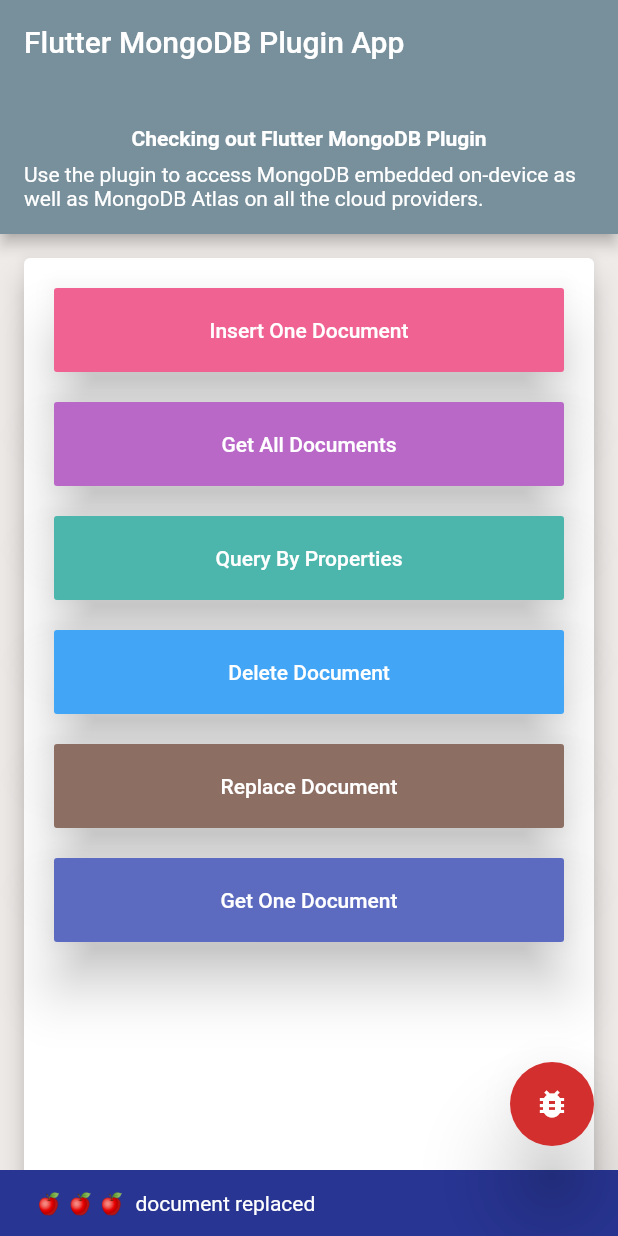
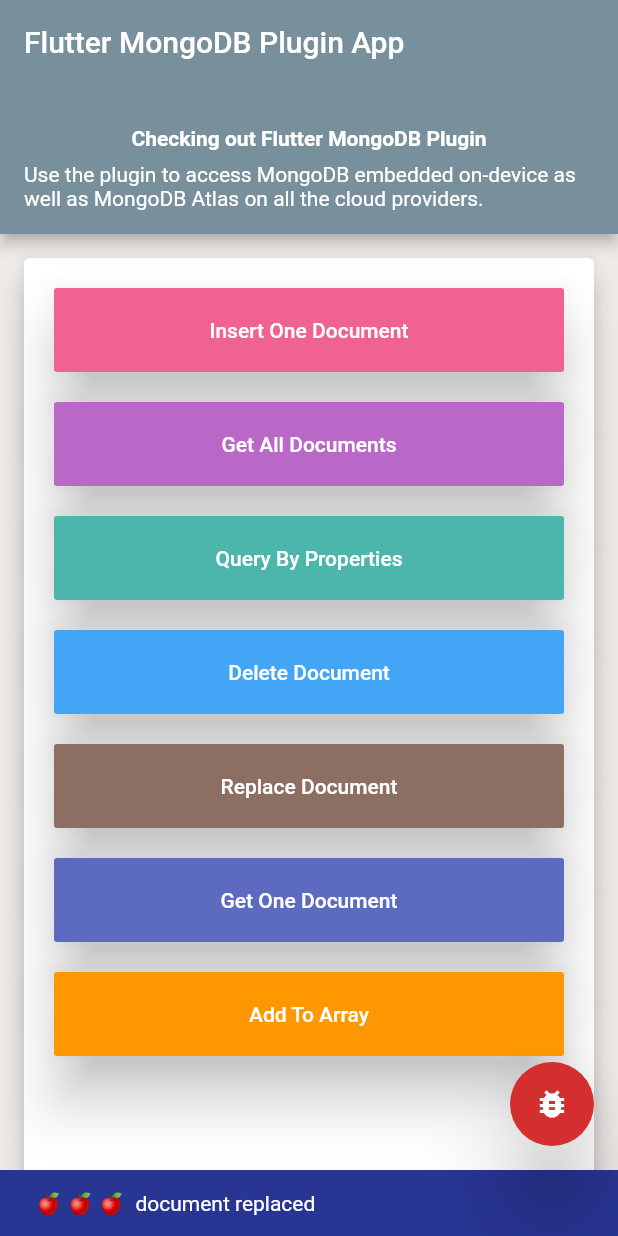
Before and after one commit to malengatiger/flutter-mongdb-mobile, a Flutter app: the screen it shows after launch, after a tap on "Replace Document", on a phone screen of 412 x 824 dp. Run offline on Flutter 3.47's test engine with Material 2 defaults, Android fonts, the phone set to English and light mode, and no system bars.

Commit message:
🍯 🍯 added addToArray  🔴

```diff
--- a/mongodb_mobile/example/lib/main.dart
+++ b/mongodb_mobile/example/lib/main.dart
@@ -76,6 +76,39 @@ class _MongoExampleAppState extends State<MongoExampleApp> {
     }
   }
 
+  /// Add document to a collection
+  Future addToArray() async {
+    debugPrint('\n\n💙 💙 addToArray nested in  document ....');
+    dynamic result;
+    try {
+      var carrier = Carrier(
+          db: 'testdb',
+          collection: 'testCollection',
+          id: "5cf8a2206bc83124d1e93787",
+          arrayName: "musicTracks",
+          data: {
+            'artist': 'Michael Jackson',
+            'track': 'Crazy Suzy',
+            'date': new DateTime.now().toIso8601String(),
+          });
+      result = await MongodbMobile.addToArray(carrier);
+      debugPrint(
+          '\n\n🧩🧩🧩🧩🧩🧩 _MyAppState: addToArray 🧩🧩🧩 element added to nested array : 🍎 result: $result\n\n\n');
+      showSnackbar(
+          message: ' 🧩🧩🧩  element added to nested array',
+          scaffoldKey: _key,
+          backgroundColor: Colors.black,
+          textColor: Colors.lightBlue);
+    } on PlatformException catch (f) {
+      print('👿👿👿👿👿👿👿👿 PlatformException 🍎 🍎 🍎 - $f');
+      showSnackbar(
+          scaffoldKey: _key,
+          message: f.message,
+          textColor: Colors.yellow,
+          backgroundColor: Colors.red);
+    }
+  }
+
   List documents = List();
 
   /// Get all documents from a collection
@@ -104,7 +137,7 @@ class _MongoExampleAppState extends State<MongoExampleApp> {
       var carrier = Carrier(
           db: 'testdb',
           collection: 'testCollection',
-          id: '5cf8a27c6bc83124d1e937b0');
+          id: '5cf972ec6bc831030099670d');
       var res = await MongodbMobile.delete(carrier);
       debugPrint(
           '\n\n🍎 🍎 🍎 _MyAppState:delete: 🧩🧩🧩  deleted : 🍎  : $res 🍎 \n\n\n');
@@ -148,11 +181,11 @@ class _MongoExampleAppState extends State<MongoExampleApp> {
       var carrier = Carrier(
           db: 'testdb',
           collection: 'testCollection',
-          id: '5cf8a2206bc83124d1e93787',
+          id: '5cf8d6ae6bc8315dd0a5174b',
           data: {
-            'name': 'Barack',
+            'name': 'Michelle',
             'lastName': 'Obama',
-            'wealth': 8880080.98,
+            'wealth': 555000000.98,
             'date': DateTime.now().toUtc().toIso8601String(),
             'desc': '💙 serve with UPDATED purpose 💙'
           });
@@ -175,7 +208,7 @@ class _MongoExampleAppState extends State<MongoExampleApp> {
     debugPrint('\n\n💙 💙  getByProperty ....');
     try {
       var carrier = Carrier(db: 'testdb', collection: 'testCollection', query: {
-        "gt": {"wealth": 90000},
+        "gt": {"wealth": 9000},
         "eq": {"lastName": "Obama"},
         "and": true,
         "or": false,
@@ -274,7 +307,7 @@ class _MongoExampleAppState extends State<MongoExampleApp> {
                 child: ListView(
                   children: <Widget>[
                     Container(
-                      width: 300,
+                      width: 260,
                       child: RaisedButton(
                         onPressed: insertDocument,
                         elevation: 16,
@@ -292,7 +325,7 @@ class _MongoExampleAppState extends State<MongoExampleApp> {
                       height: 20,
                     ),
                     Container(
-                      width: 300,
+                      width: 260,
                       child: RaisedButton(
                         onPressed: getAllDocuments,
                         elevation: 16,
@@ -310,7 +343,7 @@ class _MongoExampleAppState extends State<MongoExampleApp> {
                       height: 20,
                     ),
                     Container(
-                      width: 300,
+                      width: 260,
                       child: RaisedButton(
                         onPressed: query,
                         elevation: 16,
@@ -328,7 +361,7 @@ class _MongoExampleAppState extends State<MongoExampleApp> {
                       height: 20,
                     ),
                     Container(
-                      width: 300,
+                      width: 260,
                       child: RaisedButton(
                         onPressed: delete,
                         elevation: 16,
@@ -346,7 +379,7 @@ class _MongoExampleAppState extends State<MongoExampleApp> {
                       height: 20,
                     ),
                     Container(
-                      width: 300,
+                      width: 260,
                       child: RaisedButton(
                         onPressed: replace,
                         elevation: 16,
@@ -364,7 +397,7 @@ class _MongoExampleAppState extends State<MongoExampleApp> {
                       height: 20,
                     ),
                     Container(
-                      width: 300,
+                      width: 260,
                       child: RaisedButton(
                         onPressed: getOne,
                         elevation: 16,
@@ -378,6 +411,27 @@ class _MongoExampleAppState extends State<MongoExampleApp> {
                         ),
                       ),
                     ),
+                    SizedBox(
+                      height: 20,
+                    ),
+                    Container(
+                      width: 260,
+                      child: RaisedButton(
+                        onPressed: addToArray,
+                        elevation: 16,
+                        color: Colors.orange.shade500,
+                        child: Padding(
+                          padding: const EdgeInsets.all(20.0),
+                          child: Text(
+                            'Add To Array',
+                            style: TextStyle(color: Colors.white),
+                          ),
+                        ),
+                      ),
+                    ),
+                    SizedBox(
+                      height: 40,
+                    ),
                   ],
                 ),
               ),
--- a/mongodb_mobile/lib/carrier.dart
+++ b/mongodb_mobile/lib/carrier.dart
@@ -16,7 +16,7 @@ import 'package:flutter/cupertino.dart';
 }
  */
 class Carrier {
-  String db, collection, id;
+  String db, collection, id, arrayName;
   dynamic data, query;
 
   Carrier(
@@ -24,6 +24,7 @@ class Carrier {
       @required this.collection,
       this.data,
       this.query,
+      this.arrayName,
       this.id});
 
   Map<String, dynamic> toJson() {
@@ -33,6 +34,7 @@ class Carrier {
       'data': data,
       'query': query,
       'id': id,
+      'arrayName': arrayName,
     };
   }
 }
```
Also changed, not shown: mongodb_mobile/lib/mongodb_mobile.dart (+8 -0 lines), 2 other files.
